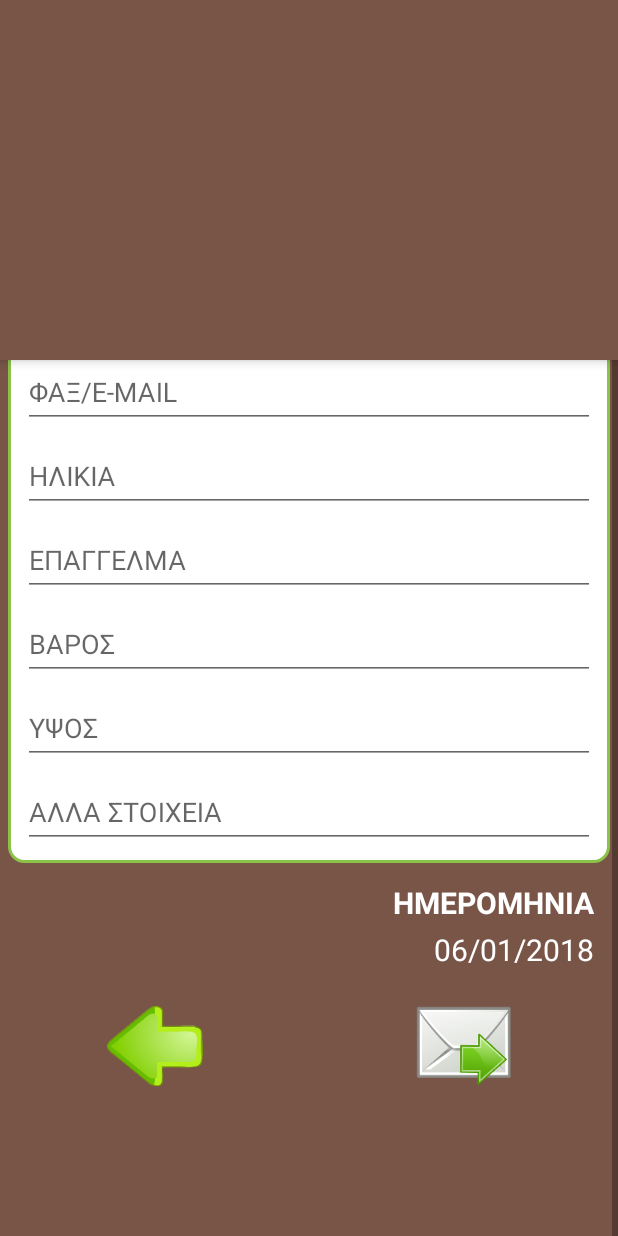
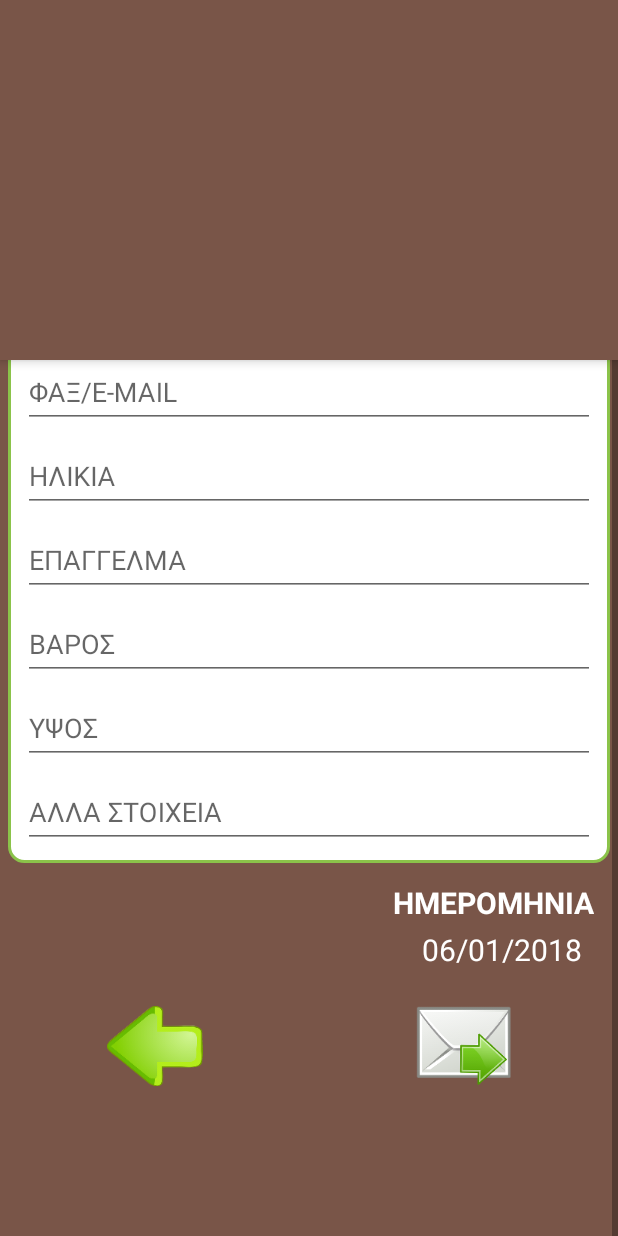
Before and after one commit to farmaker47/ViewPager-master, an Android app: the fragment ThursdayFragment placed in its activity, scrolled down 194 dp, on a phone screen of 412 x 824 dp. Run offline under Robolectric (Android 15) with nearby library versions, the phone set to English and light mode, and no system bars; libraries missing offline, so code that uses them is left out: com.github.ksoichiro.android, com.itextpdf.text, com.nineoldandroids.view; plain views replace TouchInterceptionFrameLayout; 5 statements that could not run were skipped.

Commit message:
fixes prosopikes me strings

```diff
--- a/app/src/main/java/com/example/android/viewpager/FlexibleSpaceWithImageWithViewPagerTab2Activity.java
+++ b/app/src/main/java/com/example/android/viewpager/FlexibleSpaceWithImageWithViewPagerTab2Activity.java
@@ -607,7 +607,7 @@ public class FlexibleSpaceWithImageWithViewPagerTab2Activity extends AppCompatAc
             Intent email = new Intent(Intent.ACTION_SEND);
             email.putExtra(Intent.EXTRA_EMAIL, new String[]{"ef-zin@hotmail.com"});
             email.putExtra(Intent.EXTRA_SUBJECT, getResources().getString(R.string.emailSubject));
-            email.putExtra(Intent.EXTRA_TEXT, getResources().getString(R.string.hello)+" "+ onomaString + " " + eponimoString + " " + getResources().getString(R.string.apostelo)+
+            email.putExtra(Intent.EXTRA_TEXT, getResources().getString(R.string.hello)+" "+ onomaString + " " + eponimoString + " " + getResources().getString(R.string.apostelo)+" "+
                     getResources().getString(R.string.parakalo));
             Uri uri = Uri.fromFile(new File(Environment.getExternalStorageDirectory()
                     .getAbsolutePath() + "/EuZin", "EuZin.pdf"));
--- a/app/src/main/res/layout/activity_odigies.xml
+++ b/app/src/main/res/layout/activity_odigies.xml
@@ -9,7 +9,7 @@
     <TextView
         android:layout_width="match_parent"
         android:layout_height="wrap_content"
-        android:text="Οδηγίες για το ερωτηματολόγιο"
+        android:text="@string/odigies_erot_head"
         android:textAlignment="center"
         android:textSize="25sp"
         android:textStyle="bold" />
@@ -17,8 +17,8 @@
     <View
         android:layout_width="match_parent"
         android:layout_height="2dp"
-        android:layout_marginLeft="10dp"
-        android:layout_marginRight="10dp"
+        android:layout_marginLeft="@dimen/view_magin"
+        android:layout_marginRight="@dimen/view_magin"
         android:background="#FF979395" />
 
     <ScrollView
@@ -28,7 +28,7 @@
         <TextView
             android:layout_width="match_parent"
             android:layout_height="wrap_content"
-            android:layout_margin="20dp"
+            android:layout_margin="@dimen/textview_odigies_margin"
             android:text="@string/odigiesforEuZin" />
     </ScrollView>
 </LinearLayout>
--- a/app/src/main/res/layout/content_eu_zin_drawer.xml
+++ b/app/src/main/res/layout/content_eu_zin_drawer.xml
@@ -31,18 +31,17 @@
             android:layout_height="wrap_content"
             android:layout_below="@id/imageIdato"
             android:layout_centerHorizontal="true"
-            android:text="ΕΡΩΤΗΜΑΤΟΛΟΓΙΟ"
+            android:text="@string/drawer_content_eroti"
             android:textSize="25sp"
             android:textStyle="bold" />
 
         <ImageView
             android:id="@+id/imageMainDrawer"
             android:layout_width="match_parent"
-            android:layout_height="450dp"
+            android:layout_height="@dimen/drawer_content_image_height"
             android:layout_centerHorizontal="true"
             android:layout_centerVertical="true"
             android:background="?attr/selectableItemBackgroundBorderless" />
     </RelativeLayout>
 
-
 </ScrollView>
--- a/app/src/main/res/layout/fragment_erotiseis_prosopikes.xml
+++ b/app/src/main/res/layout/fragment_erotiseis_prosopikes.xml
@@ -16,8 +16,7 @@
             android:layout_height="wrap_content"
             android:layout_gravity="start"
             android:layout_marginTop="7dp"
-            android:paddingLeft="7dp"
-            android:text="ΠΡΟΣΩΠΙΚΑ  ΣΤΟΙΧΕΙΑ"
+            android:text="@string/prosopikes_epikefalis"
             android:textAlignment="center"
             android:textColor="@color/icons"
             android:textSize="20sp"
@@ -28,7 +27,7 @@
             android:layout_height="wrap_content"
             android:layout_gravity="start"
             android:padding="4dp"
-            android:text="Παρακαλώ εισάγετε τα στοιχεία σας ώστε να μας βοηθήσετε να επικοινωνήσουμε μαζί σας"
+            android:text="@string/kato_epikefalis"
             android:textAlignment="center"
             android:textColor="@color/icons" />
 
@@ -39,161 +38,118 @@
             android:layout_height="wrap_content"
             android:layout_below="@+id/textView">
 
-            <android.support.design.widget.TextInputLayout
-                android:layout_width="match_parent"
-                android:layout_height="wrap_content">
+            <android.support.design.widget.TextInputLayout style="@style/prosopikes_textInputLayout">
 
                 <EditText
                     android:id="@+id/stoixeiaEponimo"
-                    android:layout_width="match_parent"
-                    android:layout_height="wrap_content"
-                    android:hint="ΕΠΩΝΥΜΟ" />
+                    android:hint="@string/prosopikes_eponimo"
+                    style="@style/prosopikes_editText" />
             </android.support.design.widget.TextInputLayout>
 
-            <android.support.design.widget.TextInputLayout
-                android:layout_width="match_parent"
-                android:layout_height="wrap_content">
+            <android.support.design.widget.TextInputLayout style="@style/prosopikes_textInputLayout">
 
                 <EditText
                     android:id="@+id/stoixeiaOnoma"
-                    android:layout_width="match_parent"
-                    android:layout_height="wrap_content"
-                    android:hint="ΟΝΟΜΑ" />
+                    style="@style/prosopikes_editText"
+                    android:hint="@string/prosopikes_onoma" />
             </android.support.design.widget.TextInputLayout>
 
-            <android.support.design.widget.TextInputLayout
-                android:layout_width="match_parent"
-                android:layout_height="wrap_content">
+            <android.support.design.widget.TextInputLayout style="@style/prosopikes_textInputLayout">
 
                 <EditText
-                    android:layout_width="match_parent"
-                    android:layout_height="wrap_content"
-                    android:hint="ΔΙΕΥΘΥΝΣΗ" />
+                    style="@style/prosopikes_editText"
+                    android:hint="@string/prosopikes_address" />
             </android.support.design.widget.TextInputLayout>
 
-            <android.support.design.widget.TextInputLayout
-                android:layout_width="match_parent"
-                android:layout_height="wrap_content">
+            <android.support.design.widget.TextInputLayout style="@style/prosopikes_textInputLayout">
 
                 <EditText
-                    android:layout_width="match_parent"
-                    android:layout_height="wrap_content"
-                    android:hint="ΠΕΡΙΟΧΗ" />
+                    style="@style/prosopikes_editText"
+                    android:hint="@string/prosopikes_perioxi" />
             </android.support.design.widget.TextInputLayout>
 
-            <android.support.design.widget.TextInputLayout
-                android:layout_width="match_parent"
-                android:layout_height="wrap_content">
+            <android.support.design.widget.TextInputLayout style="@style/prosopikes_textInputLayout">
 
                 <EditText
-                    android:layout_width="match_parent"
-                    android:layout_height="wrap_content"
-                    android:hint="ΤΚ"
+                    style="@style/prosopikes_editText"
+                    android:hint="@string/prosopikes_TK"
                     android:inputType="number" />
             </android.support.design.widget.TextInputLayout>
 
-            <android.support.design.widget.TextInputLayout
-                android:layout_width="match_parent"
-                android:layout_height="wrap_content">
+            <android.support.design.widget.TextInputLayout style="@style/prosopikes_textInputLayout">
 
                 <EditText
-                    android:layout_width="match_parent"
-                    android:layout_height="wrap_content"
-                    android:hint="ΤΗΛΕΦΩΝΑ"
+                    style="@style/prosopikes_editText"
+                    android:hint="@string/prosopikes_phones"
                     android:inputType="phone" />
             </android.support.design.widget.TextInputLayout>
 
-            <android.support.design.widget.TextInputLayout
-                android:layout_width="match_parent"
-                android:layout_height="wrap_content">
+            <android.support.design.widget.TextInputLayout style="@style/prosopikes_textInputLayout">
 
                 <EditText
-                    android:layout_width="match_parent"
-                    android:layout_height="wrap_content"
-                    android:hint="ΦΑΞ/E-MAIL" />
+                    style="@style/prosopikes_editText"
+                    android:hint="@string/prosopikes_fax" />
             </android.support.design.widget.TextInputLayout>
 
-            <android.support.design.widget.TextInputLayout
-                android:layout_width="match_parent"
-                android:layout_height="wrap_content">
+            <android.support.design.widget.TextInputLayout style="@style/prosopikes_textInputLayout">
 
                 <EditText
-                    android:layout_width="match_parent"
-                    android:layout_height="wrap_content"
-                    android:hint="ΗΛΙΚΙΑ"
+                    style="@style/prosopikes_editText"
+                    android:hint="@string/prosopikes_age"
                     android:inputType="number" />
             </android.support.design.widget.TextInputLayout>
 
-            <android.support.design.widget.TextInputLayout
-                android:layout_width="match_parent"
-                android:layout_height="wrap_content">
+            <android.support.design.widget.TextInputLayout style="@style/prosopikes_textInputLayout">
 
                 <EditText
-                    android:layout_width="match_parent"
-                    android:layout_height="wrap_content"
-                    android:hint="ΕΠΑΓΓΕΛΜΑ" />
+                    style="@style/prosopikes_editText"
+                    android:hint="@string/prosopikes_occupation" />
             </android.support.design.widget.TextInputLayout>
 
-            <android.support.design.widget.TextInputLayout
-                android:layout_width="match_parent"
-                android:layout_height="wrap_content">
+            <android.support.design.widget.TextInputLayout style="@style/prosopikes_textInputLayout">
 
                 <EditText
-                    android:layout_width="match_parent"
-                    android:layout_height="wrap_content"
-                    android:hint="ΒΑΡΟΣ"
+                    style="@style/prosopikes_editText"
+                    android:hint="@string/prosopikes_weight"
                     android:inputType="numberDecimal" />
             </android.support.design.widget.TextInputLayout>
 
-            <android.support.design.widget.TextInputLayout
-                android:layout_width="match_parent"
-                android:layout_height="wrap_content">
+            <android.support.design.widget.TextInputLayout style="@style/prosopikes_textInputLayout">
 
                 <EditText
-                    android:layout_width="match_parent"
-                    android:layout_height="wrap_content"
-                    android:hint="ΥΨΟΣ"
+                    style="@style/prosopikes_editText"
+                    android:hint="@string/prosopikes_height"
                     android:inputType="numberDecimal" />
             </android.support.design.widget.TextInputLayout>
 
-            <android.support.design.widget.TextInputLayout
-                android:layout_width="match_parent"
-                android:layout_height="wrap_content">
+            <android.support.design.widget.TextInputLayout style="@style/prosopikes_textInputLayout">
 
                 <EditText
-                    android:layout_width="match_parent"
-                    android:layout_height="wrap_content"
-                    android:hint="ΑΛΛΑ ΣΤΟΙΧΕΙΑ" />
+                    style="@style/prosopikes_editText"
+                    android:hint="@string/prosopikes_elseInfo" />
             </android.support.design.widget.TextInputLayout>
 
 
         </LinearLayout>
 
+        <LinearLayout
+            android:layout_width="wrap_content"
+            android:layout_height="wrap_content"
+            android:orientation="vertical"
+            android:layout_gravity="end">
+            <TextView
+                android:layout_marginTop="7dp"
+                android:text="@string/prosopikes_imerominia_text"
+                android:textStyle="bold"
+                style="@style/prosopikes_imerominia" />
 
-        <TextView
-            android:layout_width="match_parent"
-            android:layout_height="wrap_content"
-            android:layout_gravity="end"
-            android:layout_marginRight="16dp"
-            android:layout_marginTop="7dp"
-            android:paddingLeft="7dp"
-            android:text="ΗΜΕΡΟΜΗΝΙΑ"
-            android:textAlignment="textEnd"
-            android:textColor="@color/icons"
-            android:textSize="20sp"
-            android:textStyle="bold" />
+            <TextView
+                android:layout_gravity="center"
+                android:id="@+id/imerominiaTextDisplay"
+                style="@style/prosopikes_imerominia"
+                android:layout_marginTop="4dp" />
+        </LinearLayout>
 
-        <TextView
-            android:id="@+id/imerominiaTextDisplay"
-            android:layout_width="match_parent"
-            android:layout_height="wrap_content"
-            android:layout_gravity="end"
-            android:layout_marginRight="16dp"
-            android:layout_marginTop="4dp"
-            android:paddingLeft="7dp"
-            android:textAlignment="textEnd"
-            android:textColor="@color/icons"
-            android:textSize="20sp" />
 
         <LinearLayout
             android:layout_width="match_parent"
@@ -201,27 +157,18 @@
             android:layout_marginTop="24dp">
             <ImageButton
                 android:id="@+id/backTooMain"
-                android:layout_width="0dp"
-                android:layout_weight="1"
-                android:layout_height="wrap_content"
-                android:layout_gravity="start"
-                android:background="@null"
-                android:src="@drawable/arrow_left" />
+                android:src="@drawable/arrow_left"
+                style="@style/prosopikes_button_end" />
             <ImageButton
                 android:id="@+id/apostoli"
-                android:layout_width="0dp"
-                android:layout_weight="1"
-                android:layout_height="wrap_content"
-                android:layout_gravity="end"
                 android:src="@drawable/send_mail"
-                android:background="@null"/>
+                style="@style/prosopikes_button_end_mail"/>
         </LinearLayout>
-
 
 
         <View
             android:layout_width="match_parent"
-            android:layout_height="100dp"
+            android:layout_height="@dimen/prosopikes_view"
             android:background="@color/primaryEu"></View>
 
     </LinearLayout>
--- a/app/src/main/res/layout/nav_header_eu_zin_drawer.xml
+++ b/app/src/main/res/layout/nav_header_eu_zin_drawer.xml
@@ -1,7 +1,7 @@
 <?xml version="1.0" encoding="utf-8"?>
 <RelativeLayout xmlns:android="http://schemas.android.com/apk/res/android"
     android:layout_width="match_parent"
-    android:layout_height="290dp"
+    android:layout_height="@dimen/nav_header_image_height_for_black"
     android:background="@drawable/side_nav_bar"
     android:gravity="bottom"
     android:layout_marginTop="16dp">
@@ -13,19 +13,4 @@
         android:scaleType="fitXY"
         android:src="@drawable/mauro_eisagogi" />
 
-    <!--<TextView
-        android:id="@+id/drawerepikef"
-        android:layout_width="match_parent"
-        android:layout_height="wrap_content"
-        android:text="@string/drawerEpikefalis"
-        android:textColor="@color/icons"
-        android:textAppearance="@style/TextAppearance.AppCompat.Body1" />
-
-    <TextView
-        android:id="@+id/textView"
-        android:layout_width="wrap_content"
-        android:layout_height="wrap_content"
-        android:layout_below="@+id/drawerepikef"
-        android:text="android.studio@android.com" />-->
-
 </RelativeLayout>
--- a/app/src/main/res/values/dimens.xml
+++ b/app/src/main/res/values/dimens.xml
@@ -27,5 +27,10 @@
     <dimen name="nav_header_vertical_spacing">16dp</dimen>
     <dimen name="nav_header_height">160dp</dimen>
     <dimen name="fab_margin">16dp</dimen>
+    <dimen name="view_magin">10dp</dimen>
+    <dimen name="textview_odigies_margin">15dp</dimen>
+    <dimen name="drawer_content_image_height">450dp</dimen>
+    <dimen name="nav_header_image_height_for_black">290dp</dimen>
+    <dimen name="prosopikes_view">100dp</dimen>
 
 </resources>
--- a/app/src/main/res/values/strings.xml
+++ b/app/src/main/res/values/strings.xml
@@ -81,6 +81,23 @@
     <string name="toast_while_wait">Επεξεργασία στοιχείων για αποστολή...</string>
     <string name="toast_end_pdf">Το .pdf αποθηκεύτηκε στη διαδρομή: /Εσωτερικός χώρος αποθήκευσης/EuZin</string>
     <string name="hello">Χαίρεται. Το όνομά μου είναι </string>
-    <string name="apostelo">και σας στέλνω το ερωτηματολόγιο.</string>
+    <string name="apostelo">και σας στέλνω το ερωτηματολόγιο. </string>
     <string name="parakalo">Παρακαλώ εικοινωνήστε μαζί μου στο e-mail ή στο τηλέφωνο. Ευχαριστώ!</string>
+    <string name="odigies_erot_head">Οδηγίες για το ερωτηματολόγιο</string>
+    <string name="drawer_content_eroti">ΕΡΩΤΗΜΑΤΟΛΟΓΙΟ</string>
+    <string name="prosopikes_epikefalis">ΠΡΟΣΩΠΙΚΑ  ΣΤΟΙΧΕΙΑ</string>
+    <string name="kato_epikefalis">Παρακαλώ εισάγετε τα στοιχεία σας ώστε να μας βοηθήσετε να επικοινωνήσουμε μαζί σας</string>
+    <string name="prosopikes_eponimo">ΕΠΩΝΥΜΟ</string>
+    <string name="prosopikes_onoma">ΟΝΟΜΑ</string>
+    <string name="prosopikes_address">ΔΙΕΥΘΥΝΣΗ</string>
+    <string name="prosopikes_perioxi">ΠΕΡΙΟΧΗ</string>
+    <string name="prosopikes_TK">ΤΚ</string>
+    <string name="prosopikes_phones">ΤΗΛΕΦΩΝΑ</string>
+    <string name="prosopikes_fax">ΦΑΞ/E-MAIL</string>
+    <string name="prosopikes_age">ΗΛΙΚΙΑ</string>
+    <string name="prosopikes_occupation">ΕΠΑΓΓΕΛΜΑ</string>
+    <string name="prosopikes_weight">ΒΑΡΟΣ</string>
+    <string name="prosopikes_height">ΥΨΟΣ</string>
+    <string name="prosopikes_elseInfo">ΑΛΛΑ ΣΤΟΙΧΕΙΑ</string>
+    <string name="prosopikes_imerominia_text">ΗΜΕΡΟΜΗΝΙΑ</string>
 </resources>
--- a/app/src/main/res/values/styles.xml
+++ b/app/src/main/res/values/styles.xml
@@ -84,4 +84,37 @@
 
     <style name="AppTheme.PopupOverlay" parent="ThemeOverlay.AppCompat.Light" />
 
+    <style name="prosopikes_editText">
+        <item name="android:layout_width">match_parent</item>
+        <item name="android:layout_height">wrap_content</item>
+    </style>
+
+    <style name="prosopikes_imerominia">
+        <item name="android:layout_width">match_parent</item>
+        <item name="android:layout_height">wrap_content</item>
+        <item name="android:layout_gravity">end</item>
+        <item name="android:layout_marginRight">16dp</item>
+        <item name="android:paddingLeft">7dp</item>
+        <item name="android:textAlignment">textEnd</item>
+        <item name="android:textColor">@color/icons</item>
+        <item name="android:textSize">20sp</item>
+    </style>
+
+    <style name="prosopikes_button_end">
+        <item name="android:layout_width">0dp</item>
+        <item name="android:layout_weight">1</item>
+        <item name="android:layout_height">wrap_content</item>
+        <item name="android:layout_gravity">start</item>
+        <item name="android:background">@null</item>
+    </style>
+
+    <style name="prosopikes_button_end_mail" parent="prosopikes_button_end">
+        <item name="android:layout_gravity">end</item>
+    </style>
+
+    <style name="prosopikes_textInputLayout">
+        <item name="android:layout_width">match_parent</item>
+        <item name="android:layout_height">wrap_content</item>
+    </style>
+
 </resources>
```
